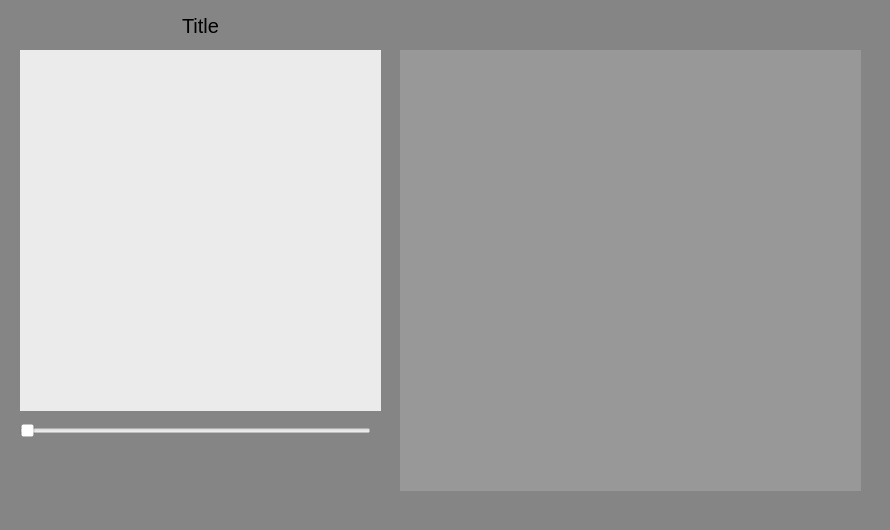
Old version of the form src/ui/mainwindow.ui in the repository III-koda/qt-music.
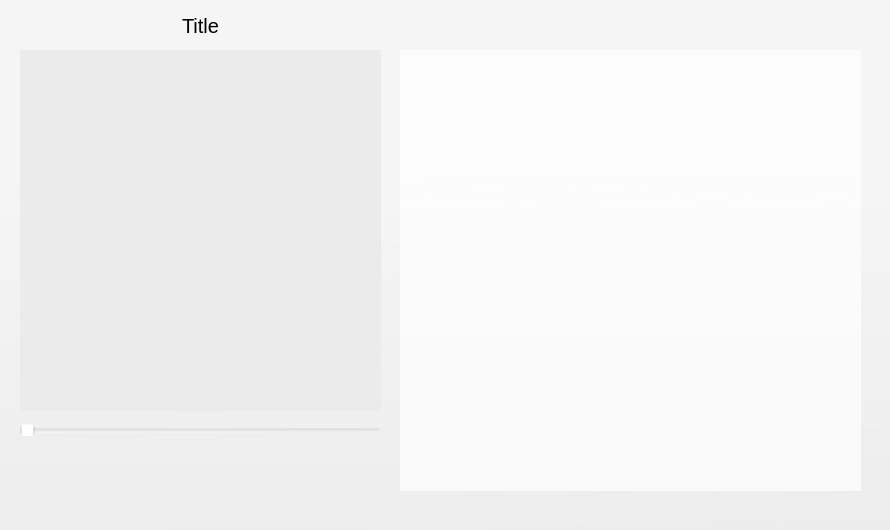
New version of the form. Icons and pictures are not drawn.

```diff
--- a/src/ui/mainwindow.ui
+++ b/src/ui/mainwindow.ui
@@ -158,7 +158,7 @@
      <bool>false</bool>
     </property>
     <property name="styleSheet">
-     <string notr="true">background-color: rgba(255, 255, 255, 39);</string>
+     <string notr="true">background-color: rgba(255, 255, 255, 170);</string>
     </property>
     <property name="frameShape">
      <enum>QFrame::NoFrame</enum>
@@ -280,7 +280,7 @@
      <rect>
       <x>20</x>
       <y>420</y>
-      <width>351</width>
+      <width>361</width>
       <height>21</height>
      </rect>
     </property>
@@ -416,7 +416,7 @@
      </rect>
     </property>
     <property name="styleSheet">
-     <string notr="true">background-color: rgba(121, 120, 120, 227);
+     <string notr="true">background-color: qlineargradient(spread:pad, x1:0.502, y1:1, x2:0.488, y2:0.0005, stop:0 rgba(250, 250, 250, 30), stop:0.696517 rgba(250, 250, 250, 180));
 </string>
     </property>
     <property name="text">
```
